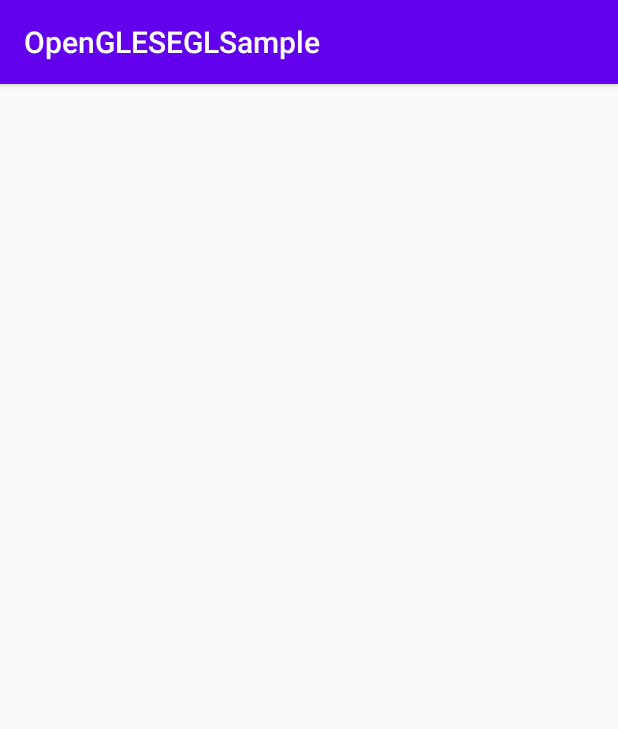
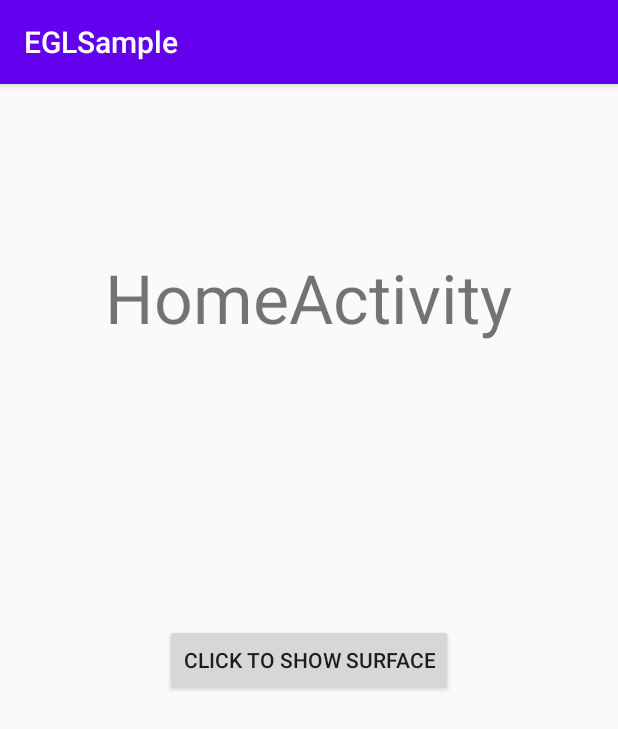
Before and after one commit to bitstream1024/OpenGLES3_NDK, an Android app: the screen it shows after launch (MainActivity before the commit, HomeActivity after it), on a phone screen of 412 x 824 dp. Shown: the top 729 px of the screen. Run offline under Robolectric (Android 15) with nearby library versions, the phone set to English and light mode, and no system bars.

Commit message:
add HomeActivity

```diff
--- a/OpenGLESEGLSample/app/src/main/AndroidManifest.xml
+++ b/OpenGLESEGLSample/app/src/main/AndroidManifest.xml
@@ -13,13 +13,16 @@
         android:roundIcon="@mipmap/ic_launcher_round"
         android:supportsRtl="true"
         android:theme="@style/AppTheme">
-        <activity android:name=".MainActivity">
+        <activity android:name=".HomeActivity">
             <intent-filter>
                 <action android:name="android.intent.action.MAIN" />
 
                 <category android:name="android.intent.category.LAUNCHER" />
             </intent-filter>
         </activity>
+
+        <activity android:name=".GLProcessorActivity" />
+
     </application>
 
 </manifest>
--- a/OpenGLESEGLSample/app/src/main/java/com/example/opengleseglsample/MainActivity.java
+++ b/OpenGLESEGLSample/app/src/main/java/com/example/opengleseglsample/GLProcessorActivity.java
@@ -7,14 +7,12 @@ import android.graphics.Bitmap;
 import android.graphics.drawable.BitmapDrawable;
 import android.os.Bundle;
 import android.util.Log;
-import android.widget.ImageView;
-import android.widget.TextView;
 import android.widget.Toast;
 
 import com.example.permission.PermissionHelper;
 import com.example.permission.PermissionInterface;
 
-public class MainActivity extends AppCompatActivity {
+public class GLProcessorActivity extends AppCompatActivity {
 
     // Used to load the 'native-lib' library on application startup.
     static {
@@ -26,37 +24,10 @@ public class MainActivity extends AppCompatActivity {
     NativeEGLHelper mNativeEGLHelper = new NativeEGLHelper();
     private boolean bRenderResume = true;
 
-    private final static String[]PermissionList = new String[]{Manifest.permission.WRITE_EXTERNAL_STORAGE,
-            Manifest.permission.READ_EXTERNAL_STORAGE};
-
     @Override
     protected void onCreate(Bundle savedInstanceState) {
         super.onCreate(savedInstanceState);
         setContentView(R.layout.activity_main);
-        requestPermission ();
-    }
-
-    public void requestPermission () {
-        PermissionHelper.MyRequestPermission(this, PermissionList, new PermissionInterface() {
-            @Override
-            public int doPermissionSucceed() {
-                Toast.makeText(MainActivity.this, "onCreate doPermissionSucceed", Toast.LENGTH_SHORT).show();
-                return 0;
-            }
-
-            @Override
-            public int doPermissionFailed() {
-                Toast.makeText(MainActivity.this, "onCreate doPermissionFailed",
-                        Toast.LENGTH_SHORT).show();
-                return 0;
-            }
-        });
-    }
-
-    @Override
-    public void onRequestPermissionsResult(int requestCode, String[] permissions, int[] grantResults) {
-        PermissionHelper.onMyRequestPermissionsResult(requestCode, permissions, grantResults);
-        super.onRequestPermissionsResult(requestCode, permissions, grantResults);
     }
 
     @Override
@@ -77,7 +48,7 @@ public class MainActivity extends AppCompatActivity {
                         break;
 
                     Bitmap bitmap = mNativeEGLHelper.CreateBitmapFromGLSurface (0, 0, 1080, 1920);
-                    MainActivity.this.runOnUiThread(new Runnable() {
+                    GLProcessorActivity.this.runOnUiThread(new Runnable() {
                         @Override
                         public void run() {
                             findViewById(R.id.image_view).setBackground(new BitmapDrawable(getResources(), bitmap));
--- /dev/null
+++ b/OpenGLESEGLSample/app/src/main/java/com/example/opengleseglsample/HomeActivity.java
@@ -0,0 +1,84 @@
+package com.example.opengleseglsample;
+
+import android.Manifest;
+import android.content.Intent;
+import android.os.Bundle;
+import android.view.View;
+import android.widget.Toast;
+
+import com.example.permission.PermissionHelper;
+import com.example.permission.PermissionInterface;
+
+import androidx.appcompat.app.AppCompatActivity;
+
+public class HomeActivity extends AppCompatActivity {
+
+    private final String TAG  = this.getClass().getName();
+
+    private final static String[]PermissionList = new String[]{Manifest.permission.WRITE_EXTERNAL_STORAGE,
+            Manifest.permission.READ_EXTERNAL_STORAGE};
+
+    private boolean bPermissionOK = false;
+
+    @Override
+    protected void onCreate (Bundle savedInstanceState) {
+        super.onCreate(savedInstanceState);
+        setContentView(R.layout.activity_home);
+        init ();
+        requestPermission ();
+    }
+
+    public void requestPermission () {
+        PermissionHelper.MyRequestPermission(this, PermissionList, new PermissionInterface() {
+            @Override
+            public int doPermissionSucceed() {
+                bPermissionOK = true;
+                Toast.makeText(HomeActivity.this, "onCreate doPermissionSucceed", Toast.LENGTH_SHORT).show();
+                return 0;
+            }
+
+            @Override
+            public int doPermissionFailed() {
+                Toast.makeText(HomeActivity.this, "onCreate doPermissionFailed", Toast.LENGTH_SHORT).show();
+                return 0;
+            }
+        });
+    }
+
+    @Override
+    public void onRequestPermissionsResult(int requestCode, String[] permissions, int[] grantResults) {
+        PermissionHelper.onMyRequestPermissionsResult(requestCode, permissions, grantResults);
+        super.onRequestPermissionsResult(requestCode, permissions, grantResults);
+    }
+
+    @Override
+    protected void onResume () {
+        super.onResume();
+    }
+
+    @Override
+    protected void onDestroy () {
+        super.onDestroy();
+    }
+
+    private void init () {
+
+        findViewById(R.id.home_text_view).setOnClickListener(new View.OnClickListener() {
+            @Override
+            public void onClick(View v) {
+                startGLActivity ();
+            }
+        });
+    }
+
+    private void startGLActivity () {
+//        if (bPermissionOK) {
+            Intent intent = new Intent(this, GLProcessorActivity.class);
+            startActivity(intent);
+//        }
+        /*else {
+            Toast.makeText(HomeActivity.this, "Please ammit permission", Toast.LENGTH_SHORT).show();
+        }*/
+    }
+
+}
--- /dev/null
+++ b/OpenGLESEGLSample/app/src/main/res/layout/activity_home.xml
@@ -0,0 +1,31 @@
+<?xml version="1.0" encoding="utf-8"?>
+<androidx.constraintlayout.widget.ConstraintLayout
+    xmlns:android="http://schemas.android.com/apk/res/android"
+    xmlns:app="http://schemas.android.com/apk/res-auto"
+    xmlns:tools="http://schemas.android.com/tools"
+    android:layout_width="match_parent"
+    android:layout_height="match_parent">
+
+    <TextView
+        android:layout_width="wrap_content"
+        android:layout_height="wrap_content"
+        android:text="@string/homeactivity"
+        android:textSize="45sp"
+        app:layout_constraintBottom_toBottomOf="parent"
+        app:layout_constraintEnd_toEndOf="parent"
+        app:layout_constraintHorizontal_bias="0.497"
+        app:layout_constraintStart_toStartOf="parent"
+        app:layout_constraintTop_toTopOf="parent"
+        app:layout_constraintVertical_bias="0.158" />
+
+    <Button
+        android:id="@+id/home_text_view"
+        android:layout_width="wrap_content"
+        android:layout_height="wrap_content"
+        android:text="@string/click_to_show_surface"
+        app:layout_constraintBottom_toBottomOf="parent"
+        app:layout_constraintEnd_toEndOf="parent"
+        app:layout_constraintStart_toStartOf="parent"
+        app:layout_constraintTop_toTopOf="parent" />
+
+</androidx.constraintlayout.widget.ConstraintLayout>
--- a/OpenGLESEGLSample/app/src/main/res/layout/activity_main.xml
+++ b/OpenGLESEGLSample/app/src/main/res/layout/activity_main.xml
@@ -4,7 +4,7 @@
     xmlns:tools="http://schemas.android.com/tools"
     android:layout_width="match_parent"
     android:layout_height="match_parent"
-    tools:context=".MainActivity">
+    tools:context=".GLProcessorActivity">
 
     <ImageView
         android:id="@+id/image_view"
--- a/OpenGLESEGLSample/app/src/main/res/values/strings.xml
+++ b/OpenGLESEGLSample/app/src/main/res/values/strings.xml
@@ -1,3 +1,5 @@
 <resources>
-    <string name="app_name">OpenGLESEGLSample</string>
+    <string name="app_name">EGLSample</string>
+    <string name="click_to_show_surface">Click to show surface</string>
+    <string name="homeactivity">HomeActivity</string>
 </resources>
```
Also changed, not shown: 1 other file.
